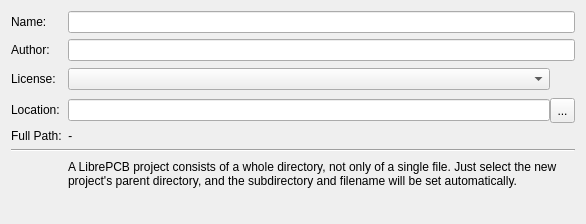
Qt form libs/librepcb/editor/project/newprojectwizard/newprojectwizardpage_metadata.ui (LibrePCB/LibrePCB) before a commit.
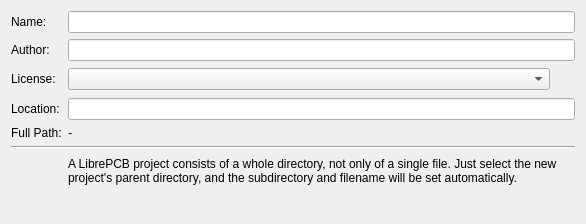
The same form after that commit. Icons and pictures are not drawn.

```diff
--- a/libs/librepcb/editor/project/newprojectwizard/newprojectwizardpage_metadata.ui
+++ b/libs/librepcb/editor/project/newprojectwizard/newprojectwizardpage_metadata.ui
@@ -12,7 +12,7 @@
   </property>
   <property name="minimumSize">
    <size>
-    <width>500</width>
+    <width>400</width>
     <height>0</height>
    </size>
   </property>
@@ -23,6 +23,9 @@
    <string>Specify some metadata of the project to be created.</string>
   </property>
   <layout class="QFormLayout" name="formLayout">
+   <property name="fieldGrowthPolicy">
+    <enum>QFormLayout::AllNonFixedFieldsGrow</enum>
+   </property>
    <item row="0" column="0">
     <widget class="QLabel" name="label">
      <property name="text">
@@ -71,43 +74,14 @@
      </property>
     </widget>
    </item>
-   <item row="3" column="1">
-    <layout class="QHBoxLayout" name="horizontalLayout">
-     <property name="spacing">
-      <number>0</number>
-     </property>
-     <item>
-      <widget class="QLineEdit" name="edtLocation"/>
-     </item>
-     <item>
-      <widget class="QToolButton" name="btnLocation">
-       <property name="minimumSize">
-        <size>
-         <width>25</width>
-         <height>25</height>
-        </size>
-       </property>
-       <property name="maximumSize">
-        <size>
-         <width>25</width>
-         <height>25</height>
-        </size>
-       </property>
-       <property name="text">
-        <string notr="true">...</string>
-       </property>
-      </widget>
-     </item>
-    </layout>
-   </item>
-   <item row="4" column="0">
+   <item row="5" column="0">
     <widget class="QLabel" name="label_7">
      <property name="text">
       <string>Full Path:</string>
      </property>
     </widget>
    </item>
-   <item row="4" column="1">
+   <item row="5" column="1">
     <widget class="QLabel" name="lblFullFilePath">
      <property name="font">
       <font>
@@ -125,14 +99,14 @@
      </property>
     </widget>
    </item>
-   <item row="6" column="0" colspan="2">
+   <item row="7" column="0" colspan="2">
     <widget class="Line" name="line">
      <property name="orientation">
       <enum>Qt::Horizontal</enum>
      </property>
     </widget>
    </item>
-   <item row="7" column="0">
+   <item row="8" column="0">
     <widget class="QLabel" name="label_5">
      <property name="minimumSize">
       <size>
@@ -157,7 +131,7 @@
      </property>
     </widget>
    </item>
-   <item row="7" column="1">
+   <item row="8" column="1">
     <widget class="QLabel" name="label_9">
      <property name="text">
       <string>A LibrePCB project consists of a whole directory, not only of a single file. Just select the new project's parent directory, and the subdirectory and filename will be set automatically.</string>
@@ -206,6 +180,9 @@
      </item>
     </layout>
    </item>
+   <item row="3" column="1">
+    <widget class="QLineEdit" name="edtLocation"/>
+   </item>
   </layout>
  </widget>
  <resources/>
```
